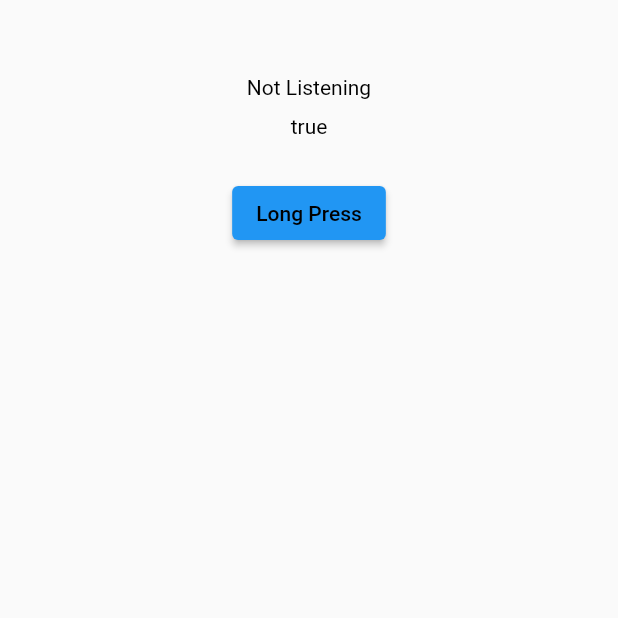
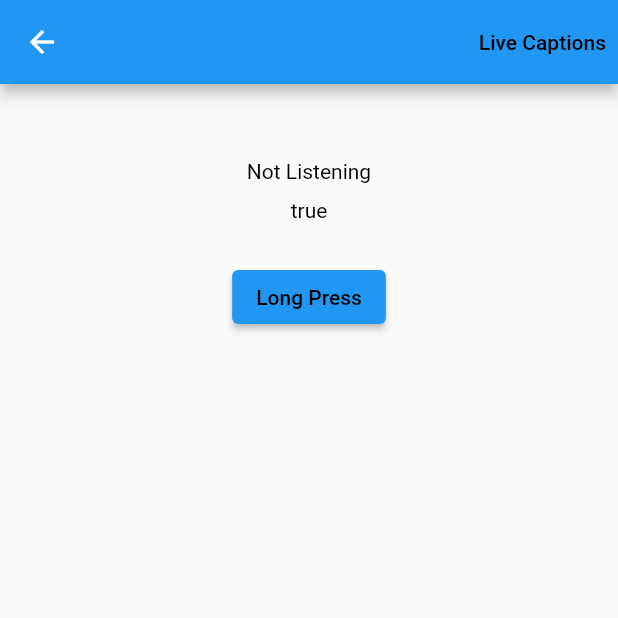
Before and after one commit to SatwikMohan/Yukta-1.0, a Flutter app: the DeafScreen screen opened directly, on a phone screen of 412 x 824 dp, the top half of it. Run offline on Flutter 3.47's test engine with Material 2 defaults, Android fonts, the phone set to English and light mode, and no system bars; our stand-ins replace file_picker, firebase_core, flutter_tts, image_gallery_saver, permission_handler, speech_to_text and 1 more; missing offline and left inert: positioned_tap_detector_2, read_pdf_text, whiteboard; accounts and stored records are empty; network calls fail.

Commit message:
mobile app

```diff
--- a/lib/deaf_screen.dart
+++ b/lib/deaf_screen.dart
@@ -1,3 +1,4 @@
+import 'package:braille/live_captions_screen.dart';
 import 'package:flutter/material.dart';
 import 'package:speech_to_text/speech_recognition_result.dart';
 import 'package:speech_to_text/speech_to_text.dart' as st;
@@ -430,6 +431,13 @@ class _DeafScreenState extends State<DeafScreen> {
   @override
   Widget build(BuildContext context) {
     return Scaffold(
+      appBar: AppBar(
+        actions: [
+          TextButton(onPressed: (){
+            Navigator.of(context).push(MaterialPageRoute(builder: (context) => LiveCaptionScreen()));
+          }, child: Text('Live Captions',style: TextStyle(color: Colors.black),))
+        ],
+      ),
       body: Center(
         child: Column(
           children: [
--- a/pubspec.yaml
+++ b/pubspec.yaml
@@ -48,6 +48,7 @@ dependencies:
   speech_to_text: ^6.1.1
   flutter_tts: ^3.6.3
   read_pdf_text: ^0.2.1
+  better_player: ^0.0.63
 
 dev_dependencies:
   flutter_test:
```
Also changed, not shown: lib/live_captions_screen.dart (added, +36 -0 lines), pubspec.lock.
